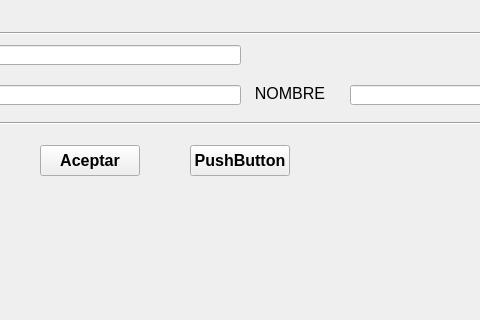
This is ventana.ui in gaelrf/ProyPrin as Qt 5 draws it before an edit; both pictures show x 200 to 680 and y 99 to 419 of the 836 by 506 pixel window. The edited form follows.
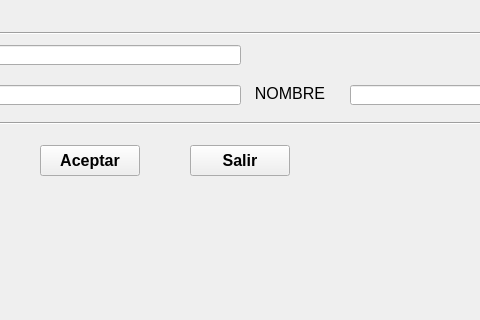
This is the edited form.

What changed in the file:
```diff
--- a/ventana.ui
+++ b/ventana.ui
@@ -214,7 +214,7 @@
      <string notr="true">font: 12pt &quot;Tahoma&quot;;</string>
     </property>
     <property name="text">
-     <string>PushButton</string>
+     <string>Salir</string>
     </property>
    </widget>
   </widget>
```
